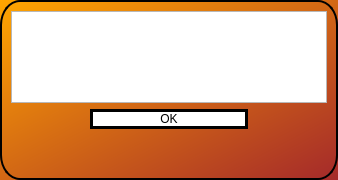
Before: the Qt Designer form gui/resource_ui_files/single_message_box.ui in Whisky92/Network-Chess-With-AI, drawn with Qt 5.
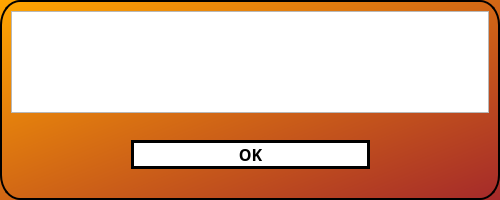
After: the same form once the commit is applied.

Commit message: Updated message box designs

Patch:
```diff
--- a/gui/resource_ui_files/single_message_box.ui
+++ b/gui/resource_ui_files/single_message_box.ui
@@ -6,20 +6,20 @@
    <rect>
     <x>0</x>
     <y>0</y>
-    <width>338</width>
-    <height>180</height>
+    <width>500</width>
+    <height>200</height>
    </rect>
   </property>
   <property name="minimumSize">
    <size>
-    <width>338</width>
-    <height>180</height>
+    <width>500</width>
+    <height>200</height>
    </size>
   </property>
   <property name="maximumSize">
    <size>
-    <width>443</width>
-    <height>222</height>
+    <width>500</width>
+    <height>200</height>
    </size>
   </property>
   <property name="windowTitle">
@@ -32,21 +32,8 @@
 	border: 2px solid black;
 }</string>
   </property>
-  <layout class="QGridLayout" name="gridLayout" rowstretch="4,0,0">
+  <layout class="QGridLayout" name="gridLayout" rowstretch="5,1,1,1">
    <item row="2" column="0">
-    <spacer name="verticalSpacer">
-     <property name="orientation">
-      <enum>Qt::Vertical</enum>
-     </property>
-     <property name="sizeHint" stdset="0">
-      <size>
-       <width>20</width>
-       <height>40</height>
-      </size>
-     </property>
-    </spacer>
-   </item>
-   <item row="1" column="0">
     <layout class="QHBoxLayout" name="buttonContainer" stretch="1,2,1">
      <property name="spacing">
       <number>0</number>
@@ -70,11 +57,19 @@
      <item>
       <widget class="QPushButton" name="btn">
        <property name="sizePolicy">
-        <sizepolicy hsizetype="Ignored" vsizetype="Ignored">
+        <sizepolicy hsizetype="Preferred" vsizetype="Preferred">
          <horstretch>0</horstretch>
          <verstretch>0</verstretch>
         </sizepolicy>
        </property>
+       <property name="font">
+        <font>
+         <family>Arial Black</family>
+         <pointsize>12</pointsize>
+         <weight>75</weight>
+         <bold>true</bold>
+        </font>
+       </property>
        <property name="styleSheet">
         <string notr="true">background-color: qlineargradient(x1: 0, y1: 0, x2: 1, y2: 1, stop: 0 white, stop: 1 white);
 border: 3px solid black;
@@ -125,6 +120,32 @@
      </property>
     </widget>
    </item>
+   <item row="3" column="0">
+    <spacer name="verticalSpacer">
+     <property name="orientation">
+      <enum>Qt::Vertical</enum>
+     </property>
+     <property name="sizeHint" stdset="0">
+      <size>
+       <width>20</width>
+       <height>40</height>
+      </size>
+     </property>
+    </spacer>
+   </item>
+   <item row="1" column="0">
+    <spacer name="verticalSpacer_2">
+     <property name="orientation">
+      <enum>Qt::Vertical</enum>
+     </property>
+     <property name="sizeHint" stdset="0">
+      <size>
+       <width>20</width>
+       <height>40</height>
+      </size>
+     </property>
+    </spacer>
+   </item>
   </layout>
  </widget>
  <resources/>
```
The commit also changes 3 other files.
